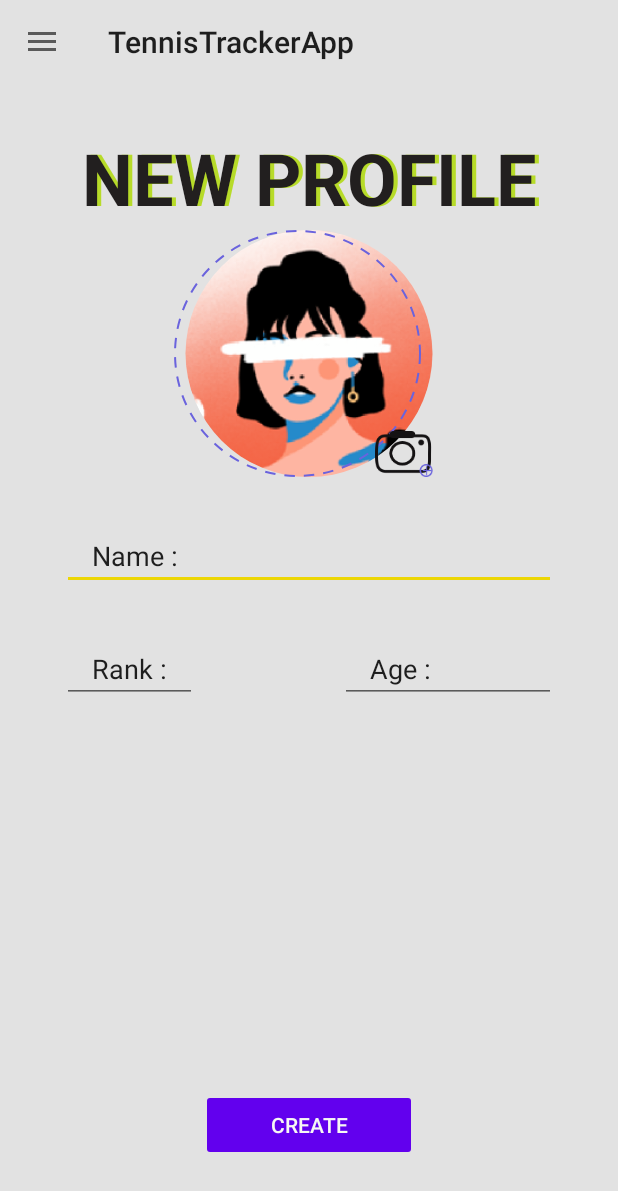
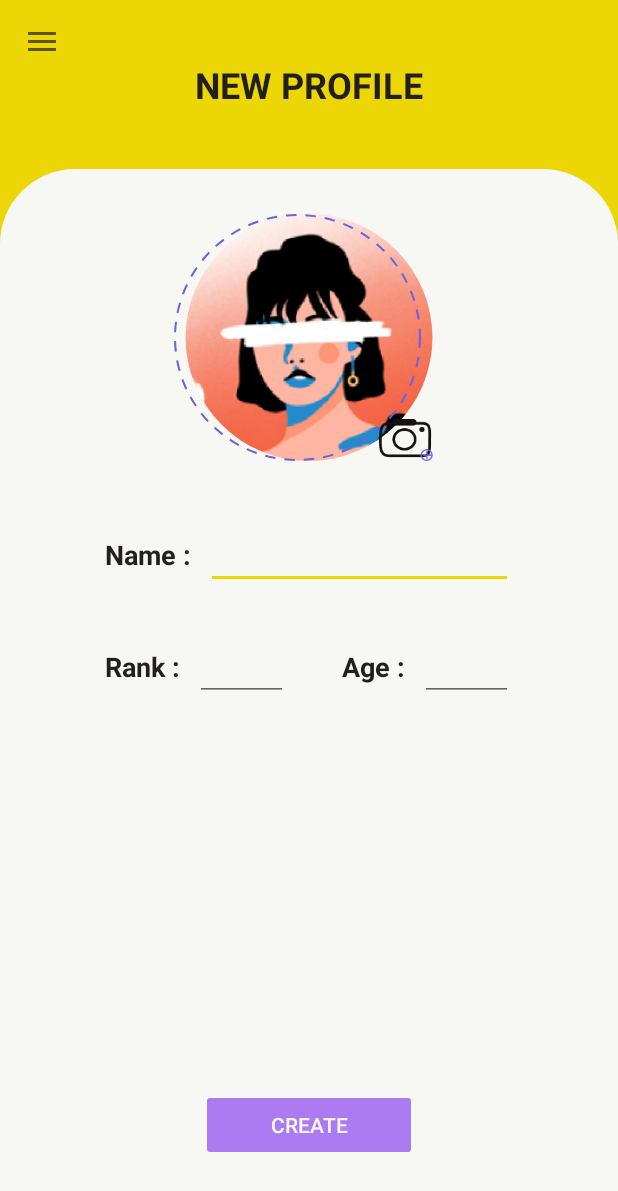
Before and after one commit to DanielIKKA/TennisTrackerApp, an Android app: the screen it shows after launch (MainActivity), in the side drawer, after a tap on "New player", on a phone screen of 412 x 824 dp. Shown: the top 1191 px of the screen. Run offline under Robolectric (Android 15) with nearby library versions, the phone set to English and light mode, and no system bars; our stand-ins replace CircleImageView.

Commit message:
new profile done without toast ans update in db

```diff
--- a/app/src/main/java/com/android/tennistrackerapp/controller/activities/MainActivity.java
+++ b/app/src/main/java/com/android/tennistrackerapp/controller/activities/MainActivity.java
@@ -140,8 +140,8 @@ public class MainActivity extends AppCompatActivity implements NavigationView.On
     // Toolbar setup
     private void configureToolBar(){
         this.toolbar = findViewById(R.id.tool_bar);
-        this.toolbar.setNavigationIcon(R.drawable.hamberger);
-        setSupportActionBar(toolbar);
+        //this.toolbar.setNavigationIcon(R.drawable.hamberger);
+        //setSupportActionBar(toolbar);
 
     }
 
@@ -220,7 +220,7 @@ public class MainActivity extends AppCompatActivity implements NavigationView.On
     private void showManageProfileFragment(){
         if (this.fragmentManageProfile == null) {
             this.fragmentManageProfile = ManageProfileFragment
-                    .newInstance(ManageProfileFragment.ProfileViewState.NEW_PROFILE);
+                    .newInstance(ManageProfileFragment.ProfileViewState.NEW_PROFILE, null);
         }
         this.startTransactionFragment(this.fragmentManageProfile);
     }
--- a/app/src/main/res/layout/fragment_home_header_profile.xml
+++ b/app/src/main/res/layout/fragment_home_header_profile.xml
@@ -5,7 +5,8 @@
     android:layout_width="match_parent"
     android:layout_height="wrap_content"
     android:background="@android:color/transparent"
-    android:layout_marginVertical="20dp">
+    android:layout_marginVertical="@dimen/header_vertical_margin"
+    android:layout_marginHorizontal="10dp">
 
     <de.hdodenhof.circleimageview.CircleImageView
         android:id="@+id/profile_image"
--- a/app/src/main/res/layout/fragment_manage_profile.xml
+++ b/app/src/main/res/layout/fragment_manage_profile.xml
@@ -1,42 +1,37 @@
 <?xml version="1.0" encoding="utf-8"?>
 <androidx.constraintlayout.widget.ConstraintLayout
+    android:id="@+id/manage_profile_layout"
     xmlns:android="http://schemas.android.com/apk/res/android"
     xmlns:app="http://schemas.android.com/apk/res-auto"
     xmlns:tools="http://schemas.android.com/tools"
-    android:id="@+id/manage_profile_layout"
+    tools:context=".controller.fragments.ManageProfileFragment"
     android:layout_width="match_parent"
     android:layout_height="match_parent"
-    tools:context=".controller.fragments.ManageProfileFragment">
+    android:background="@color/colorAccent_primary">
 
     <!-- Header -->
     <androidx.appcompat.widget.AppCompatTextView
-        android:id="@+id/manage_profile_title_highlight"
-        style="@style/TextAppearance.MaterialComponents.Headline3"
-        android:layout_width="0dp"
-
-        android:layout_height="wrap_content"
-        android:layout_marginStart="5sp"
-        android:text="@string/manage_profile_title_new"
-        android:textAlignment="center"
-
-        android:textColor="@color/green_tennisTracker"
-        android:textStyle="bold"
-        app:layout_constraintEnd_toEndOf="@id/manage_profile_title"
-        app:layout_constraintStart_toStartOf="@id/manage_profile_title"
-        app:layout_constraintTop_toTopOf="@id/manage_profile_title" />
-
-    <androidx.appcompat.widget.AppCompatTextView
         android:id="@+id/manage_profile_title"
-        style="@style/TextAppearance.MaterialComponents.Headline3"
         android:layout_width="match_parent"
         android:layout_height="wrap_content"
-        android:layout_marginVertical="30dp"
+        android:layout_marginVertical="@dimen/header_vertical_margin"
+
+        app:layout_constraintTop_toTopOf="parent"
+        app:layout_constraintBottom_toTopOf="@id/manage_profile_body_wrapper"
 
         android:text="@string/manage_profile_title_new"
         android:textAlignment="center"
         android:textColor="@color/text_dark"
         android:textStyle="bold"
-        app:layout_constraintTop_toTopOf="parent" />
+        style="@style/TextAppearance.MaterialComponents.Headline5"/>
+
+    <androidx.constraintlayout.widget.ConstraintLayout
+        android:id="@+id/manage_profile_body_wrapper"
+        android:layout_width="match_parent"
+        android:layout_height="0dp"
+        app:layout_constraintTop_toBottomOf="@id/manage_profile_title"
+        app:layout_constraintBottom_toBottomOf="parent"
+        android:background="@drawable/list_wrapper">
 
         <androidx.appcompat.widget.AppCompatButton
             android:id="@+id/manage_profile_btn_delete"
@@ -58,11 +53,11 @@
 
             app:layout_constraintStart_toStartOf="parent"
             app:layout_constraintEnd_toEndOf="parent"
-        app:layout_constraintBottom_toTopOf="@id/manage_profile_field_name"
+            app:layout_constraintTop_toTopOf="@id/manage_profile_body_wrapper"
+
             app:layout_constraintDimensionRatio="1:1"
             app:layout_constraintWidth_percent="0.4"
             android:layout_marginVertical="30dp"
-
 
             android:src="@drawable/default_profile"
             android:scaleType="centerCrop"
@@ -104,35 +99,67 @@
             android:layout_width="0dp"
             android:layout_height="wrap_content"
 
-        android:layout_marginTop="60dp"
             android:inputType="textPersonName"
             android:paddingHorizontal="20dp"
 
-        android:text="@string/manage_profile_placeholder_name"
             android:tag="new_profile_tag_name"
 
-        app:layout_constraintBottom_toBottomOf="parent"
+            app:layout_constraintStart_toEndOf="@id/manage_profile_name"
             app:layout_constraintEnd_toEndOf="parent"
+            app:layout_constraintTop_toTopOf="@id/manage_profile_name"
+            app:layout_constraintBottom_toBottomOf="@id/manage_profile_name"
+
+            android:layout_marginStart="10dp"
+            android:layout_marginEnd="70dp"
+            />
+        <androidx.appcompat.widget.AppCompatTextView
+            android:id="@+id/manage_profile_name"
+            android:layout_width="wrap_content"
+            android:layout_height="wrap_content"
+
+            android:inputType="textPersonName"
+            android:layout_marginVertical="50dp"
+
+            android:text="@string/manage_profile_placeholder_name"
+            style="@style/TextAppearance.AppCompat.Medium"
+            android:textColor="@color/text_dark"
+            android:textStyle="bold"
+
+            app:layout_constraintTop_toBottomOf="@id/manage_profile_image"
             app:layout_constraintStart_toStartOf="parent"
-        app:layout_constraintTop_toTopOf="parent"
-        app:layout_constraintVertical_bias="0.35"
-        app:layout_constraintWidth_percent="0.8" />
+            android:layout_marginStart="70dp"
+            />
 
         <androidx.appcompat.widget.AppCompatEditText
             android:id="@+id/manage_profile_field_rank"
+            android:layout_width="0dp"
+            android:layout_height="wrap_content"
+
+            android:inputType="number"
+
+            android:paddingHorizontal="20dp"
+            android:tag="new_profile_tag_rank"
+
+            app:layout_constraintTop_toTopOf="@id/manage_profile_rank"
+            app:layout_constraintBottom_toBottomOf="@id/manage_profile_rank"
+            app:layout_constraintStart_toEndOf="@id/manage_profile_rank"
+            app:layout_constraintEnd_toEndOf="parent"
+            app:layout_constraintHorizontal_bias="0"
+            app:layout_constraintWidth_percent="0.15"
+            android:layout_marginStart="10dp"/>
+        <androidx.appcompat.widget.AppCompatTextView
+            android:id="@+id/manage_profile_rank"
             android:layout_width="wrap_content"
             android:layout_height="wrap_content"
 
-        android:layout_marginTop="30dp"
-        android:inputType="number"
+            android:text="@string/manage_profile_placeholder_rank"
+            style="@style/TextAppearance.AppCompat.Medium"
+            android:textColor="@color/text_dark"
+            android:textStyle="bold"
 
-        android:paddingHorizontal="20dp"
-        android:text="@string/manage_profile_placeholder_rank"
-        android:tag="new_profile_tag_rank"
-
-        app:layout_constraintStart_toStartOf="@id/manage_profile_field_name"
-        app:layout_constraintTop_toBottomOf="@id/manage_profile_field_name"
-        app:layout_constraintWidth_percent="0.35" />
+            app:layout_constraintStart_toStartOf="@id/manage_profile_name"
+            app:layout_constraintTop_toBottomOf="@id/manage_profile_name"
+            android:layout_marginTop="50dp"/>
 
         <androidx.appcompat.widget.AppCompatEditText
             android:id="@+id/manage_profile_field_age"
@@ -142,12 +169,26 @@
             android:inputType="number"
 
             android:paddingHorizontal="20dp"
-        android:text="@string/manage_profile_placeholder_age"
             android:tag="new_profile_tag_age"
 
             app:layout_constraintEnd_toEndOf="@id/manage_profile_field_name"
             app:layout_constraintTop_toTopOf="@id/manage_profile_field_rank"
-        app:layout_constraintWidth_percent="0.35" />
+            app:layout_constraintWidth_percent="0.15" />
+        <androidx.appcompat.widget.AppCompatTextView
+            android:id="@+id/manage_profile_age"
+            android:layout_width="wrap_content"
+            android:layout_height="wrap_content"
+
+            android:text="@string/manage_profile_placeholder_age"
+            style="@style/TextAppearance.AppCompat.Medium"
+            android:textColor="@color/text_dark"
+            android:textStyle="bold"
+
+            app:layout_constraintEnd_toStartOf="@id/manage_profile_field_age"
+            app:layout_constraintTop_toTopOf="@id/manage_profile_field_age"
+            app:layout_constraintBottom_toBottomOf="@id/manage_profile_field_age"
+            android:layout_marginEnd="10dp"
+            />
 
         <androidx.appcompat.widget.AppCompatButton
             android:id="@+id/manage_profile_btn_action"
@@ -168,5 +209,6 @@
             app:layout_constraintStart_toStartOf="parent"
             app:layout_constraintDimensionRatio="3:1"
             />
+    </androidx.constraintlayout.widget.ConstraintLayout>
 
 </androidx.constraintlayout.widget.ConstraintLayout>
--- a/app/src/main/res/layout/fragment_players_list.xml
+++ b/app/src/main/res/layout/fragment_players_list.xml
@@ -1,10 +1,10 @@
 <?xml version="1.0" encoding="utf-8"?>
 <androidx.constraintlayout.widget.ConstraintLayout xmlns:android="http://schemas.android.com/apk/res/android"
     xmlns:tools="http://schemas.android.com/tools"
+    xmlns:app="http://schemas.android.com/apk/res-auto"
+    tools:context=".controller.fragments.PlayersListFragment"
     android:layout_width="match_parent"
     android:layout_height="match_parent"
-    xmlns:app="http://schemas.android.com/apk/res-auto"
-    tools:context=".controller.fragments.PlayersListFragment"
     android:background="@color/colorAccent_primary">
 
     <!-- Header -->
@@ -12,7 +12,7 @@
         android:id="@+id/player_list_title"
         android:layout_width="match_parent"
         android:layout_height="wrap_content"
-        android:layout_marginVertical="50dp"
+        android:layout_marginVertical="@dimen/header_vertical_margin"
         app:layout_constraintTop_toTopOf="parent"
         app:layout_constraintBottom_toTopOf="@id/players_list_recycler_view"
 
--- a/app/src/main/res/layout/main_activity.xml
+++ b/app/src/main/res/layout/main_activity.xml
@@ -17,25 +17,24 @@
         android:layout_width="match_parent"
         android:background="@color/colorPrimaryDark">
 
+        <!-- FrameLayout for our fragments -->
+        <FrameLayout
+            android:id="@+id/main_frame_manager"
+            android:layout_width="match_parent"
+            android:layout_height="match_parent"
+
+            />
+
         <!-- Toolbar -->
         <androidx.appcompat.widget.Toolbar
             android:id="@+id/tool_bar"
             android:layout_width="match_parent"
             android:layout_height="?attr/actionBarSize"
+            app:navigationIcon="@drawable/hamberger"
 
             app:layout_constraintTop_toTopOf="parent"
             android:paddingHorizontal="20dp"
             style="@style/ToolBarStyle"
-            />
-
-        <!-- FrameLayout for our fragments -->
-        <FrameLayout
-            android:id="@+id/main_frame_manager"
-            android:layout_width="match_parent"
-            android:layout_height="0dp"
-
-            app:layout_constraintTop_toBottomOf="@id/tool_bar"
-            app:layout_constraintBottom_toBottomOf="parent"
             />
 
     </androidx.constraintlayout.widget.ConstraintLayout>
--- a/app/src/main/res/values/dimen.xml
+++ b/app/src/main/res/values/dimen.xml
@@ -2,11 +2,12 @@
 <resources>
     <!-- Toolbar dimensions -->
     <dimen name="padding_toolBar">20dp</dimen>
-    <dimen name="height_tool_bar"></dimen>
 
     <!-- profile fragment dimensions -->
     <dimen name="fragment_profile_height">100dp</dimen>
     <dimen name="fragment_profile_margin_top_list">140dp</dimen>
 
     <dimen name="corner_radius_cell">50dp</dimen>
+
+    <dimen name="header_vertical_margin">40dp</dimen>
 </resources>
--- a/app/src/main/res/values/strings.xml
+++ b/app/src/main/res/values/strings.xml
@@ -31,7 +31,7 @@
     <string name="manage_profile_title_update">EDIT PROFILE</string>
 
     <!-- List Players fragment -->
-    <string name="player_list_title">"ALL PLAYERS "</string>
+    <string name="player_list_title">ALL PLAYERS</string>
 
 
 </resources>
```
Also changed, not shown: app/src/main/java/com/android/tennistrackerapp/controller/fragments/ManageProfileFragment.java (+58 -19 lines), app/src/main/java/com/android/tennistrackerapp/model/database/managers/PlayerManager.java (+8 -0 lines). Lines whose indentation alone changed are shown as unchanged.
